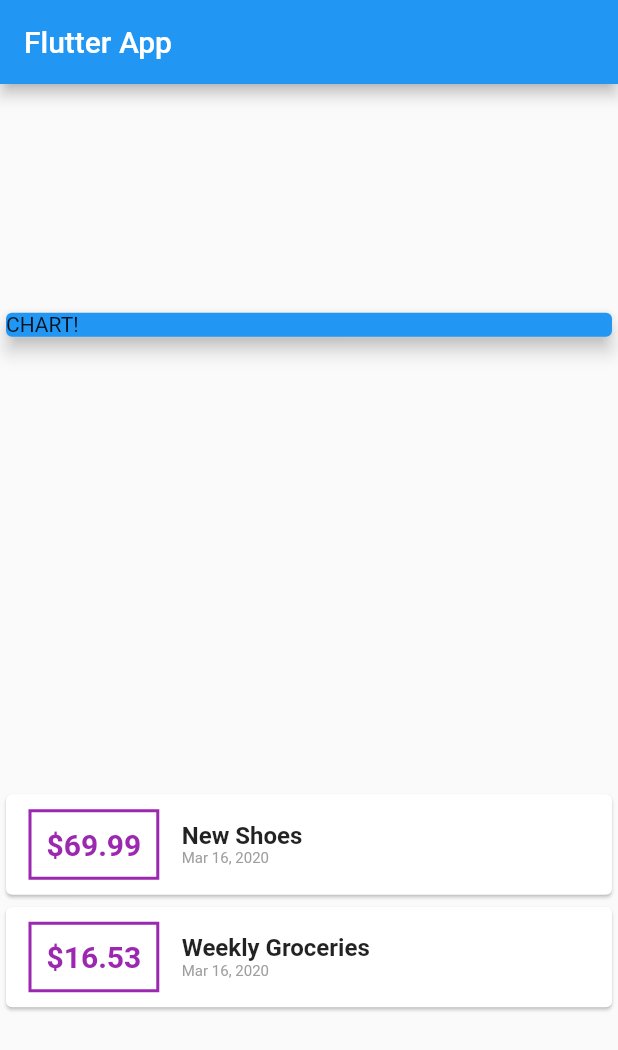
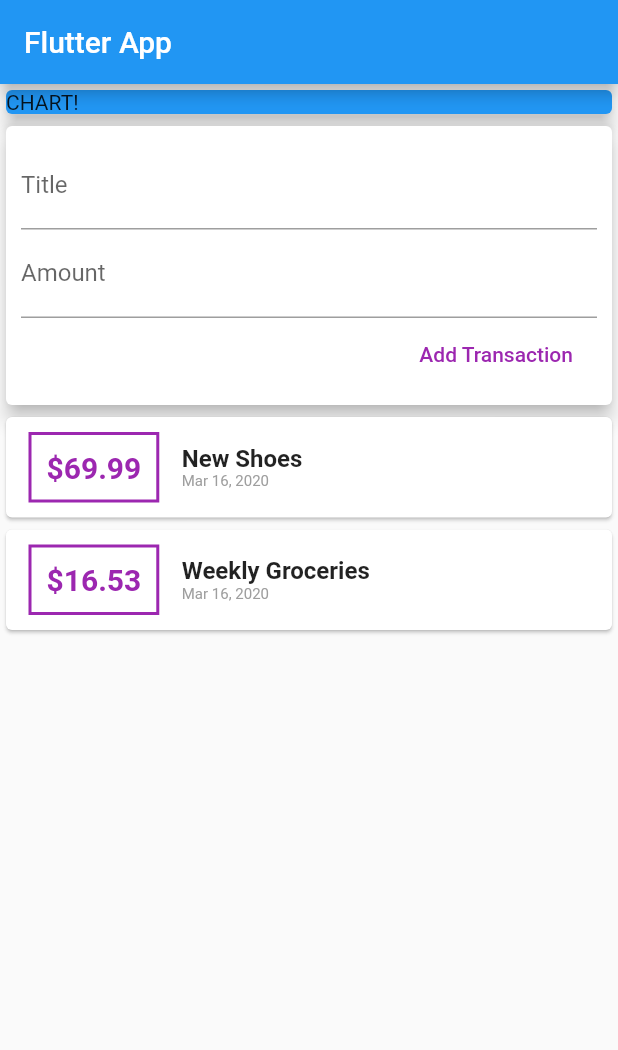
Before and after one commit to cepp/flutter_expenses, a Flutter app: the screen it shows after launch, on a phone screen of 412 x 824 dp. Shown: the top 1050 px of the screen. Run offline on Flutter 3.47's test engine with Material 2 defaults, Android fonts, the phone set to English and light mode, and no system bars.

Commit message:
adding new transaction functionality

```diff
--- a/lib/main.dart
+++ b/lib/main.dart
@@ -1,7 +1,6 @@
 import 'package:flutter/material.dart';
-import 'package:intl/intl.dart';
 
-import './transaction.dart';
+import './widgets/user_transaction.dart';
 
 void main() => runApp(MyApp());
 
@@ -16,21 +15,6 @@ class MyApp extends StatelessWidget {
 }
 
 class MyHomePage extends StatelessWidget {
-  final List<Transaction> transactions = [
-    Transaction(
-      id: 't1',
-      title: 'New Shoes',
-      amount: 69.99,
-      date: DateTime.now(),
-    ),
-    Transaction(
-      id: 't2',
-      title: 'Weekly Groceries',
-      amount: 16.53,
-      date: DateTime.now(),
-    )
-  ];
-
   @override
   Widget build(BuildContext context) {
     return Scaffold(
@@ -38,7 +22,6 @@ class MyHomePage extends StatelessWidget {
         title: Text('Flutter App'),
       ),
       body: Column(
-        mainAxisAlignment: MainAxisAlignment.spaceAround,
         crossAxisAlignment: CrossAxisAlignment.stretch,
         children: [
           Container(
@@ -51,54 +34,7 @@ class MyHomePage extends StatelessWidget {
               elevation: 5,
             ),
           ),
-          Column(
-            children: this.transactions.map((transaction) {
-              return Card(
-                child: Row(
-                  children: <Widget>[
-                    Container(
-                      margin:
-                          EdgeInsets.symmetric(vertical: 10, horizontal: 15),
-                      decoration: BoxDecoration(
-                        border: Border.all(
-                          color: Colors.purple,
-                          width: 2,
-                        ),
-                      ),
-                      padding: EdgeInsets.all(10),
-                      child: Text(
-                        '\$${transaction.amount}',
-                        style: TextStyle(
-                          fontWeight: FontWeight.bold,
-                          fontSize: 20,
-                          color: Colors.purple,
-                        ),
-                      ),
-                    ),
-                    Column(
-                      crossAxisAlignment: CrossAxisAlignment.start,
-                      children: <Widget>[
-                        Text(
-                          transaction.title,
-                          style: TextStyle(
-                            fontSize: 16,
-                            fontWeight: FontWeight.bold,
-                          ),
-                        ),
-                        Text(
-                          DateFormat.yMMMd().format(transaction.date),
-                          style: TextStyle(
-                            fontSize: 10,
-                            color: Colors.grey,
-                          ),
-                        ),
-                      ],
-                    ),
-                  ],
-                ),
-              );
-            }).toList(),
-          ),
+          UserTransactions()
         ],
       ),
     );
--- /dev/null
+++ b/lib/widgets/new_transaction.dart
@@ -0,0 +1,44 @@
+import 'package:flutter/material.dart';
+
+class NewTransaction extends StatelessWidget {
+  final titleController = TextEditingController();
+  final amountController = TextEditingController();
+  final Function _addTransaction;
+
+  NewTransaction(this._addTransaction);
+
+  @override
+  Widget build(BuildContext context) {
+    return Card(
+      elevation: 5,
+      child: Container(
+        padding: EdgeInsets.all(10),
+        child: Column(
+          crossAxisAlignment: CrossAxisAlignment.end,
+          children: <Widget>[
+            TextField(
+              controller: this.titleController,
+              decoration: InputDecoration(
+                labelText: 'Title',
+              ),
+            ),
+            TextField(
+              controller: this.amountController,
+              decoration: InputDecoration(
+                labelText: 'Amount',
+              ),
+            ),
+            FlatButton(
+              child: Text('Add Transaction'),
+              onPressed: () => this._addTransaction(
+                this.titleController.text,
+                double.parse(this.amountController.text),
+              ),
+              textColor: Colors.purple,
+            )
+          ],
+        ),
+      ),
+    );
+  }
+}
--- /dev/null
+++ b/lib/widgets/transaction_list.dart
@@ -0,0 +1,61 @@
+import 'package:flutter/material.dart';
+import 'package:intl/intl.dart';
+
+import '../models/transaction.dart';
+
+class TransactionList extends StatelessWidget {
+  final List<Transaction> _transactions;
+
+  TransactionList(this._transactions);
+
+  @override
+  Widget build(BuildContext context) {
+    return Column(
+      children: this._transactions.map((transaction) {
+        return Card(
+          child: Row(
+            children: <Widget>[
+              Container(
+                margin: EdgeInsets.symmetric(vertical: 10, horizontal: 15),
+                decoration: BoxDecoration(
+                  border: Border.all(
+                    color: Colors.purple,
+                    width: 2,
+                  ),
+                ),
+                padding: EdgeInsets.all(10),
+                child: Text(
+                  '\$${transaction.amount}',
+                  style: TextStyle(
+                    fontWeight: FontWeight.bold,
+                    fontSize: 20,
+                    color: Colors.purple,
+                  ),
+                ),
+              ),
+              Column(
+                crossAxisAlignment: CrossAxisAlignment.start,
+                children: <Widget>[
+                  Text(
+                    transaction.title,
+                    style: TextStyle(
+                      fontSize: 16,
+                      fontWeight: FontWeight.bold,
+                    ),
+                  ),
+                  Text(
+                    DateFormat.yMMMd().format(transaction.date),
+                    style: TextStyle(
+                      fontSize: 10,
+                      color: Colors.grey,
+                    ),
+                  ),
+                ],
+              ),
+            ],
+          ),
+        );
+      }).toList(),
+    );
+  }
+}
--- /dev/null
+++ b/lib/widgets/user_transaction.dart
@@ -0,0 +1,48 @@
+import 'package:flutter/material.dart';
+
+import './new_transaction.dart';
+import './transaction_list.dart';
+import '../models/transaction.dart';
+
+class UserTransactions extends StatefulWidget {
+  @override
+  _UserTransactionsState createState() => _UserTransactionsState();
+}
+
+class _UserTransactionsState extends State<UserTransactions> {
+  final List<Transaction> _transactions = [
+    Transaction(
+      id: 't1',
+      title: 'New Shoes',
+      amount: 69.99,
+      date: DateTime.now(),
+    ),
+    Transaction(
+      id: 't2',
+      title: 'Weekly Groceries',
+      amount: 16.53,
+      date: DateTime.now(),
+    )
+  ];
+
+  void _addNewTransaction(String txTitle, double txAmount) {
+    final newTransaction = new Transaction(
+      title: txTitle,
+      amount: txAmount,
+      date: DateTime.now(),
+      id: DateTime.now().toString(),
+    );
+
+    setState(() {
+      this._transactions.add(newTransaction);
+    });
+  }
+
+  @override
+  Widget build(BuildContext context) {
+    return Column(children: [
+      NewTransaction(_addNewTransaction),
+      TransactionList(this._transactions)
+    ]);
+  }
+}
```
Also changed, not shown: lib/models/transaction.dart (renamed from lib/transaction.dart).
